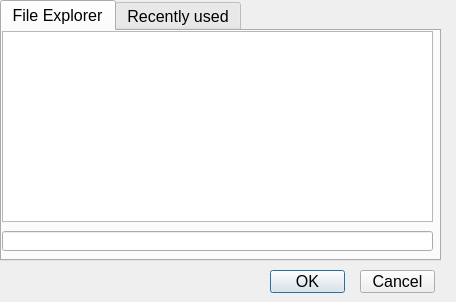
Before: the Qt Designer form Pflichtenheft/ToViET/fileexplorer.ui in SuppenGeist/pse-ws1516-videoencoder-ta, drawn with Qt 5.
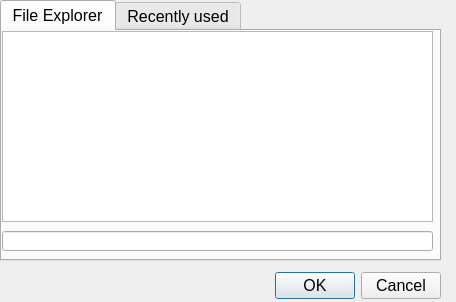
After: the same form once the commit is applied.

The edit to the form file:
```diff
--- a/Pflichtenheft/ToViET/fileexplorer.ui
+++ b/Pflichtenheft/ToViET/fileexplorer.ui
@@ -71,30 +71,17 @@
     </widget>
    </widget>
   </widget>
-  <widget class="QPushButton" name="pushButton">
+  <widget class="QDialogButtonBox" name="buttonBox">
    <property name="geometry">
     <rect>
-     <x>270</x>
+     <x>0</x>
      <y>270</y>
-     <width>75</width>
-     <height>23</height>
+     <width>441</width>
+     <height>31</height>
     </rect>
    </property>
-   <property name="text">
-    <string>OK</string>
-   </property>
-  </widget>
-  <widget class="QPushButton" name="pushButton_2">
-   <property name="geometry">
-    <rect>
-     <x>360</x>
-     <y>270</y>
-     <width>75</width>
-     <height>23</height>
-    </rect>
-   </property>
-   <property name="text">
-    <string>Cancel</string>
+   <property name="standardButtons">
+    <set>QDialogButtonBox::Cancel|QDialogButtonBox::Ok</set>
    </property>
   </widget>
  </widget>
```
